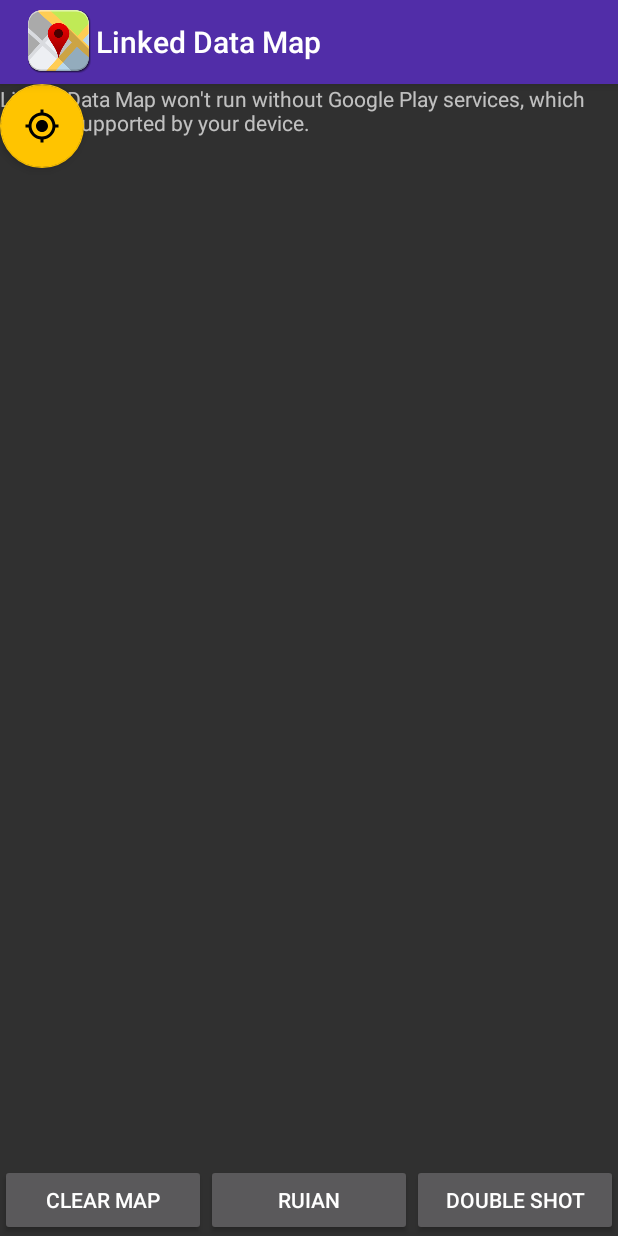
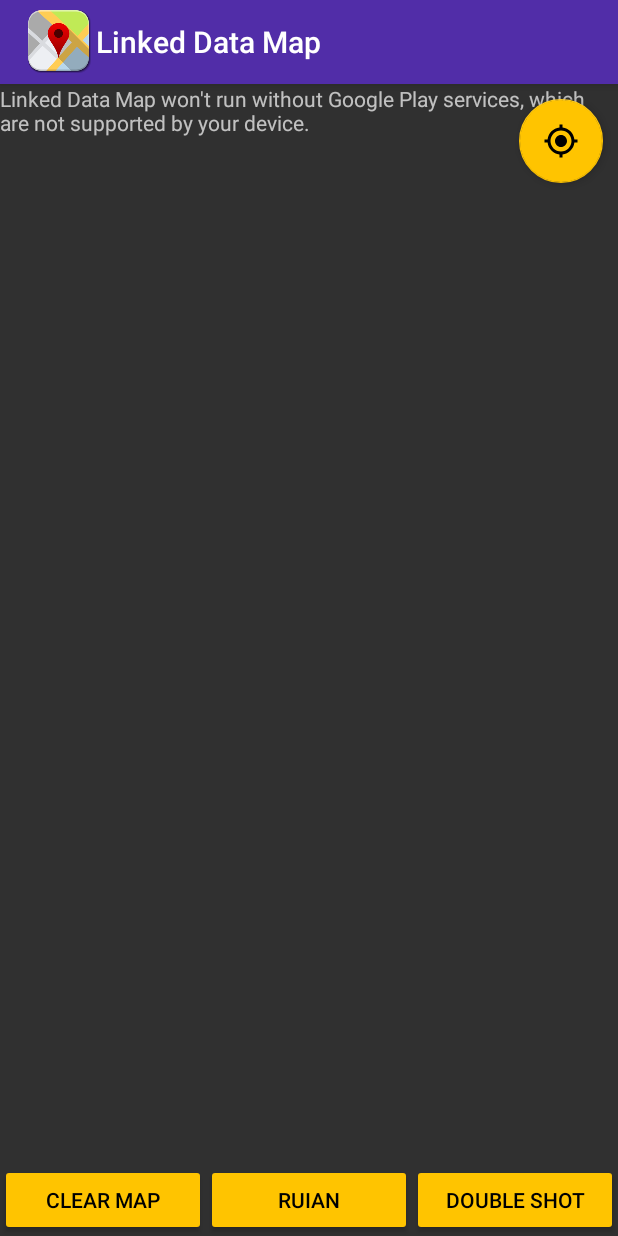
Before and after one commit to matejsnoha/linkeddatamap, an Android app: the screen it shows after launch (MapsActivity), on a phone screen of 412 x 824 dp. Run offline under Robolectric (Android 15) with nearby library versions, the light colour scheme and no system bars; libraries missing offline, so code that uses them is left out: com.afollestad.materialdialogs.

Commit message:
Fixes for design and build with Android Studio 2.1 and current libraries.

```diff
--- a/app/src/main/AndroidManifest.xml
+++ b/app/src/main/AndroidManifest.xml
@@ -10,7 +10,6 @@
     <uses-permission android:name="android.permission.INTERNET" />
     <uses-permission android:name="android.permission.ACCESS_COARSE_LOCATION" />
     <uses-permission android:name="android.permission.ACCESS_FINE_LOCATION" />
-
 
     <!-- android:name="android.support.multidex.MultiDexApplication" -->
     <application
--- a/app/src/main/java/info/snoha/matej/linkeddatamap/MapsActivity.java
+++ b/app/src/main/java/info/snoha/matej/linkeddatamap/MapsActivity.java
@@ -95,7 +95,7 @@
                                 new LatLng(location.getLatitude(), location.getLongitude())));
                     }
                 } else {
-                    Snackbar.make(getRootView(), "Location not available", Snackbar.LENGTH_LONG).show();
+                    Snackbar.make(getCoordinatorView(), "Location not available", Snackbar.LENGTH_LONG).show();
                 }
             }
         });
@@ -239,18 +239,18 @@
         try {
             return LocationServices.FusedLocationApi.getLastLocation(apiClient);
         } catch (SecurityException e) {
-            Snackbar.make(getRootView(), "Missing location permission", Snackbar.LENGTH_LONG).show();
+            Snackbar.make(getCoordinatorView(), "Missing location permission", Snackbar.LENGTH_LONG).show();
             return null;
         }
     }
 
-    private View getRootView() {
-        return getWindow().getDecorView().getRootView();
+    private View getCoordinatorView() {
+        return findViewById(R.id.buttons); //getWindow().getDecorView().getRootView();
     }
 
     @Override
     public void onConnected(Bundle bundle) {
-        // Snackbar.make(getRootView(), "Google APIs connected", Snackbar.LENGTH_LONG).show();
+        // Snackbar.make(getCoordinatorView(), "Google APIs connected", Snackbar.LENGTH_LONG).show();
 
         LocationRequest request = new LocationRequest();
         request.setPriority(LocationRequest.PRIORITY_HIGH_ACCURACY);
@@ -268,11 +268,11 @@
 
     @Override
     public void onConnectionSuspended(int i) {
-        Snackbar.make(getRootView(), "Google APIs disconnected", Snackbar.LENGTH_LONG).show();
+        Snackbar.make(getCoordinatorView(), "Google APIs disconnected", Snackbar.LENGTH_LONG).show();
     }
 
     @Override
     public void onConnectionFailed(ConnectionResult connectionResult) {
-        Snackbar.make(getRootView(), "Google APIs failed to connect", Snackbar.LENGTH_LONG).show();
+        Snackbar.make(getCoordinatorView(), "Google APIs failed to connect", Snackbar.LENGTH_LONG).show();
     }
 }
--- a/app/src/main/res/layout/activity_maps.xml
+++ b/app/src/main/res/layout/activity_maps.xml
@@ -1,4 +1,4 @@
-<FrameLayout
+<RelativeLayout
     xmlns:android="http://schemas.android.com/apk/res/android"
     xmlns:app="http://schemas.android.com/apk/res-auto"
     xmlns:tools="http://schemas.android.com/tools"
@@ -12,20 +12,27 @@
         android:layout_height="match_parent"
         tools:context="info.snoha.matej.linkeddatamap.MapsActivity">
 
+    </fragment>
+
     <android.support.design.widget.FloatingActionButton
         android:id="@+id/fab"
         android:layout_width="wrap_content"
         android:layout_height="wrap_content"
         android:src="@drawable/ic_my_location_black_24dp"
-            app:elevation="4dp"/>
+        app:elevation="4dp"
+        android:layout_alignParentRight="true"
+        android:layout_margin="10dp"/>
 
-    </fragment>
+    <android.support.design.widget.CoordinatorLayout
+        android:layout_width="match_parent"
+        android:layout_height="wrap_content"
+        android:layout_alignParentBottom="true">
 
         <LinearLayout
+            android:id="@+id/buttons"
             android:layout_width="match_parent"
             android:layout_height="wrap_content"
-        android:orientation="horizontal"
-        android:layout_gravity="bottom">
+            android:orientation="horizontal">
 
             <android.support.v7.widget.AppCompatButton
                 android:id="@+id/button_clear"
@@ -50,4 +57,6 @@
 
         </LinearLayout>
 
-</FrameLayout>
+    </android.support.design.widget.CoordinatorLayout>
+
+</RelativeLayout>
--- a/app/src/main/res/values/colors.xml
+++ b/app/src/main/res/values/colors.xml
@@ -1,6 +1,7 @@
 <?xml version="1.0" encoding="utf-8"?>
 <resources>
-    <color name="colorPrimary">#512da8</color>
-    <color name="colorPrimaryDark">#512da8</color>
-    <color name="colorAccent">#ffc400</color>
+    <color name="primary">#512da8</color>
+    <color name="primaryDark">#512da8</color>
+    <color name="accent">#ffc400</color>
+    <color name="background">#424242</color>
 </resources>
--- a/app/src/main/res/values/styles.xml
+++ b/app/src/main/res/values/styles.xml
@@ -2,9 +2,16 @@
 
     <!-- Base application theme. -->
     <style name="AppTheme" parent="Theme.AppCompat">
-        <item name="colorPrimary">@color/colorPrimary</item>
-        <item name="colorPrimaryDark">@color/colorPrimaryDark</item>
-        <item name="colorAccent">@color/colorAccent</item>
+        <item name="colorPrimary">@color/primary</item>
+        <item name="colorPrimaryDark">@color/primaryDark</item>
+        <item name="colorAccent">@color/accent</item>
+        <item name="md_background_color">@color/background</item>
+        <item name="md_dark_theme">true</item>
+        <item name="android:buttonStyle">@style/ButtonStyle</item>
+    </style>
+
+    <style name="ButtonStyle" parent="Widget.AppCompat.Button.Colored">
+        <item name="android:textColor">@android:color/black</item>
     </style>
 
 </resources>
--- a/build.gradle
+++ b/build.gradle
@@ -5,7 +5,7 @@
         jcenter()
     }
     dependencies {
-        classpath 'com.android.tools.build:gradle:2.0.0-alpha9'
+        classpath 'com.android.tools.build:gradle:2.1.0-alpha1'
 
         // NOTE: Do not place your application dependencies here; they belong
         // in the individual module build.gradle files
```
Also changed, not shown: app/build.gradle (+16 -11 lines), 2 other files. Lines whose indentation alone changed are shown as unchanged.
